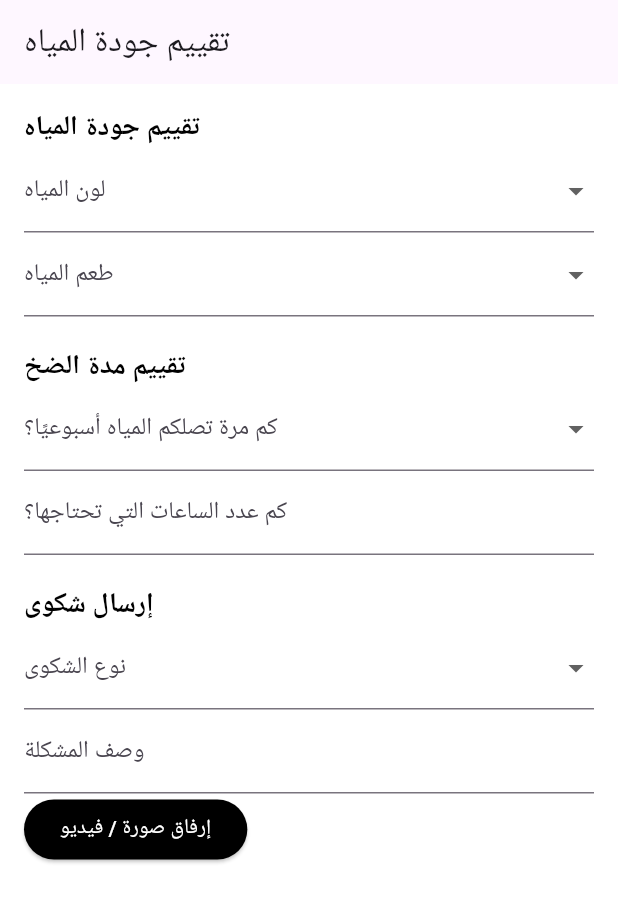
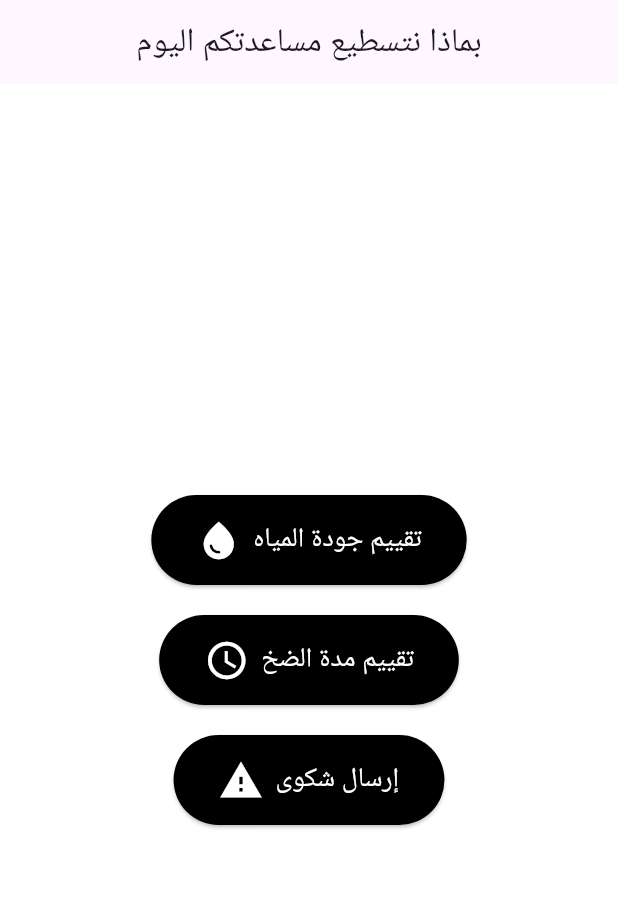
Before and after one commit to Bisher-Asil/water_azaz_project, a Flutter app: the FeedbackScreen screen opened by its route, on a phone screen of 412 x 824 dp. Shown: the top 902 px of the screen. Run offline on Flutter 3.47's test engine with Material 3 defaults, Android fonts, the phone set to English and light mode, and no system bars; our stand-ins replace adaptive_theme, flutter_screenutil, get, get_storage, image_picker; accounts and stored records are empty.

Commit message:
finished update

```diff
--- a/lib/ui/screens/feedback_screen.dart
+++ b/lib/ui/screens/feedback_screen.dart
@@ -1,121 +1,53 @@
 import 'package:flutter/material.dart';
 import 'package:get/get.dart';
-import 'dart:io';
-import 'package:water_azaz_project/logic/controllers/water_quality_ctrl.dart';
+import 'package:water_azaz_project/ui/screens/complaint_screen.dart';
+import 'package:water_azaz_project/ui/screens/water_quality_screen.dart';
+import 'package:water_azaz_project/ui/screens/water_supply_screen.dart';
 
+// Main Feedback Screen
 class FeedbackScreen extends StatelessWidget {
   const FeedbackScreen({Key? key}) : super(key: key);
 
   @override
   Widget build(BuildContext context) {
-    final WaterQualityController controller = Get.find();
-
-    // Controllers for "other" inputs
-    final TextEditingController otherWaterColorCtrl = TextEditingController();
-    final TextEditingController otherWaterTasteCtrl = TextEditingController();
-
     return Scaffold(
-      appBar: AppBar(automaticallyImplyLeading: false, title: Text('تقييم جودة المياه')),
-      body: SingleChildScrollView(
-        padding: const EdgeInsets.all(16.0),
+      appBar: AppBar(automaticallyImplyLeading: false, title: const Text('بماذا نتسطيع مساعدتكم اليوم'), centerTitle: true,),
+      body: Center(
         child: Column(
-          crossAxisAlignment: CrossAxisAlignment.start,
+          mainAxisAlignment: MainAxisAlignment.center,
           children: [
-            Text('تقييم جودة المياه', style: TextStyle(fontSize: 18, fontWeight: FontWeight.bold)),
-
-            // Water Color Dropdown
-            DropdownButtonFormField<String>(
-              decoration: InputDecoration(labelText: 'لون المياه'),
-              items: ['شفافة', 'صفراء', 'بنية', 'سوداء', 'أخرى']
-                  .map((e) => DropdownMenuItem(value: e, child: Text(e)))
-                  .toList(),
-              onChanged: (value) {
-                controller.waterColor.value = value!;
-              },
+            _buildIconButton(
+              icon: Icons.water_drop,
+              label: 'تقييم جودة المياه',
+              onPressed: () => Get.to(() => WaterQualityScreen()),
             ),
-            Obx(() => controller.waterColor.value == 'أخرى'
-                ? TextField(
-                    controller: otherWaterColorCtrl,
-                    decoration: InputDecoration(labelText: 'حدد اللون'),
-                    onChanged: (value) => controller.otherWaterColor.value = value,
-                  )
-                : SizedBox()),
-
-            // Water Taste Dropdown
-            DropdownButtonFormField<String>(
-              decoration: InputDecoration(labelText: 'طعم المياه'),
-              items: ['عديم الطعم', 'طعم كلور قوي', 'طعم معدني', 'طعم آخر']
-                  .map((e) => DropdownMenuItem(value: e, child: Text(e)))
-                  .toList(),
-              onChanged: (value) {
-                controller.waterTaste.value = value!;
-              },
+            _buildIconButton(
+              icon: Icons.access_time,
+              label: 'تقييم مدة الضخ',
+              onPressed: () => Get.to(() => WaterSupplyScreen()),
             ),
-            Obx(() => controller.waterTaste.value == 'طعم آخر'
-                ? TextField(
-                    controller: otherWaterTasteCtrl,
-                    decoration: InputDecoration(labelText: 'حدد الطعم'),
-                    onChanged: (value) => controller.otherWaterTaste.value = value,
-                  )
-                : SizedBox()),
-
-            SizedBox(height: 20),
-            Text('تقييم مدة الضخ', style: TextStyle(fontSize: 18, fontWeight: FontWeight.bold)),
-
-            // Water Frequency Dropdown
-            DropdownButtonFormField<String>(
-              decoration: InputDecoration(labelText: 'كم مرة تصلكم المياه أسبوعيًا؟'),
-              items: ['يوميًا', '3 مرات في الأسبوع', 'مرة في الأسبوع', 'أقل من ذلك']
-                  .map((e) => DropdownMenuItem(value: e, child: Text(e)))
-                  .toList(),
-              onChanged: (value) => controller.waterFrequency.value = value!,
+            _buildIconButton(
+              icon: Icons.report_problem,
+              label: 'إرسال شكوى',
+              onPressed: () => Get.to(() => ComplaintScreen()),
             ),
-
-            // Pumping Hours Input
-            TextField(
-              decoration: InputDecoration(labelText: 'كم عدد الساعات التي تحتاجها؟'),
-              keyboardType: TextInputType.number,
-              onChanged: (value) => controller.pumpingHours.value = value,
-            ),
-
-            SizedBox(height: 20),
-            Text('إرسال شكوى', style: TextStyle(fontSize: 18, fontWeight: FontWeight.bold)),
-
-            // Complaint Type Dropdown
-            DropdownButtonFormField<String>(
-              decoration: InputDecoration(labelText: 'نوع الشكوى'),
-              items: [
-                'مشكلة بلون المياه',
-                'مشكلة بطعم المياه',
-                'مشكلة في ساعات التشغيل',
-                'مشكلة أخرى'
-              ]
-                  .map((e) => DropdownMenuItem(value: e, child: Text(e)))
-                  .toList(),
-              onChanged: (value) {
-                controller.complaintType.value = value!;
-              },
-            ),
-
-            // Complaint Description Input
-            TextField(
-              decoration: InputDecoration(labelText: 'وصف المشكلة'),
-              onChanged: (value) => controller.complaintDescription.value = value,
-            ),
-
-            // Attach Media Button
-            ElevatedButton(
-              onPressed: () => controller.pickMedia(),
-              child: Text('إرفاق صورة / فيديو'),
-            ),
-
-            // Display Attached Media
-            Obx(() => controller.attachedMedia.value != null
-                ? Image.file(File(controller.attachedMedia.value!.path))
-                : SizedBox()),
           ],
         ),
       ),
     );
   }
+
+  Widget _buildIconButton({required IconData icon, required String label, required VoidCallback onPressed}) {
+    return Padding(
+      padding: const EdgeInsets.symmetric(vertical: 10),
+      child: ElevatedButton.icon(
+        icon: Icon(icon, size: 30),
+        label: Text(label, style: const TextStyle(fontSize: 18)),
+        onPressed: onPressed,
+        style: ElevatedButton.styleFrom(
+          padding: const EdgeInsets.symmetric(vertical: 15, horizontal: 30),
+        ),
+      ),
+    );
+  }
 }
```
Also changed, not shown: lib/ui/screens/complaint_screen.dart (added, +65 -0 lines), lib/ui/screens/water_quality_screen.dart (added, +74 -0 lines), lib/ui/screens/water_supply_screen.dart (added, +51 -0 lines).
